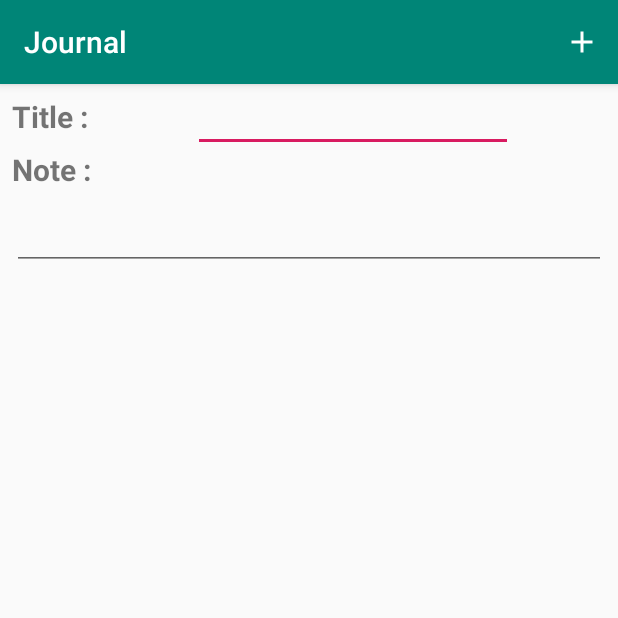
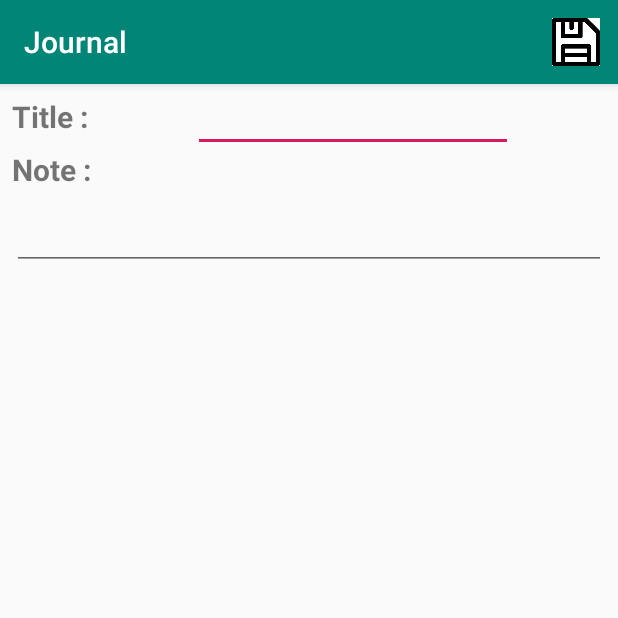
Before and after one commit to SheilaMuyia/Journal1, an Android app: the AddNote screen opened directly, with no data from a screen before it, on a phone screen of 412 x 824 dp, the top half of it. Run offline under Robolectric (Android 15) with nearby library versions, the phone set to English and light mode, and no system bars; our stand-ins replace ButterKnife.

Commit message:
Changing drawable version to run on Android version 6.0(API 23) //used images

```diff
--- a/app/src/main/res/layout/activity_notepad.xml
+++ b/app/src/main/res/layout/activity_notepad.xml
@@ -19,7 +19,7 @@
         android:layout_width="wrap_content"
         android:layout_height="wrap_content"
         tools:ignore="MissingConstraints"
-        android:src="@drawable/ic_add"
+        android:src="@drawable/noteadd"
         android:layout_marginBottom="24dp"
         android:layout_marginRight="24dp"
         app:layout_constraintBottom_toBottomOf="parent"
--- a/app/src/main/res/menu/main_action_mode.xml
+++ b/app/src/main/res/menu/main_action_mode.xml
@@ -8,12 +8,12 @@
         android:title="0" />
     <item
         android:id="@+id/action_share_note"
-        android:icon="@drawable/ic_share_black_24dp"
+        android:icon="@drawable/share"
         android:title="share_note"
         app:showAsAction="ifRoom" />
     <item
         android:id="@+id/action_delete_notes"
-        android:icon="@drawable/ic_delete_black_24dp"
+        android:icon="@drawable/delete"
         android:title="delete_notes"
         app:showAsAction="always" />
 </menu>
--- a/app/src/main/res/menu/menu_add_note.xml
+++ b/app/src/main/res/menu/menu_add_note.xml
@@ -4,7 +4,7 @@
     <item
         android:id="@+id/action_save"
         android:title="Save"
-        android:icon="@drawable/ic_add"
+        android:icon="@drawable/save"
         app:showAsAction="always"
         />
 </menu>
```
Also changed, not shown: app/src/main/res/drawable/add.png (added), app/src/main/res/drawable/addnote.png (added), app/src/main/res/drawable/del.png (added), app/src/main/res/drawable/del1.png (added), app/src/main/res/drawable/delete.png (added), app/src/main/res/drawable/noteadd.png (added), app/src/main/res/drawable/save.png (added), app/src/main/res/drawable/save1.png (added), app/src/main/res/drawable/setting.png (added), app/src/main/res/drawable/settings.png (added), app/src/main/res/drawable/share.png (added).
